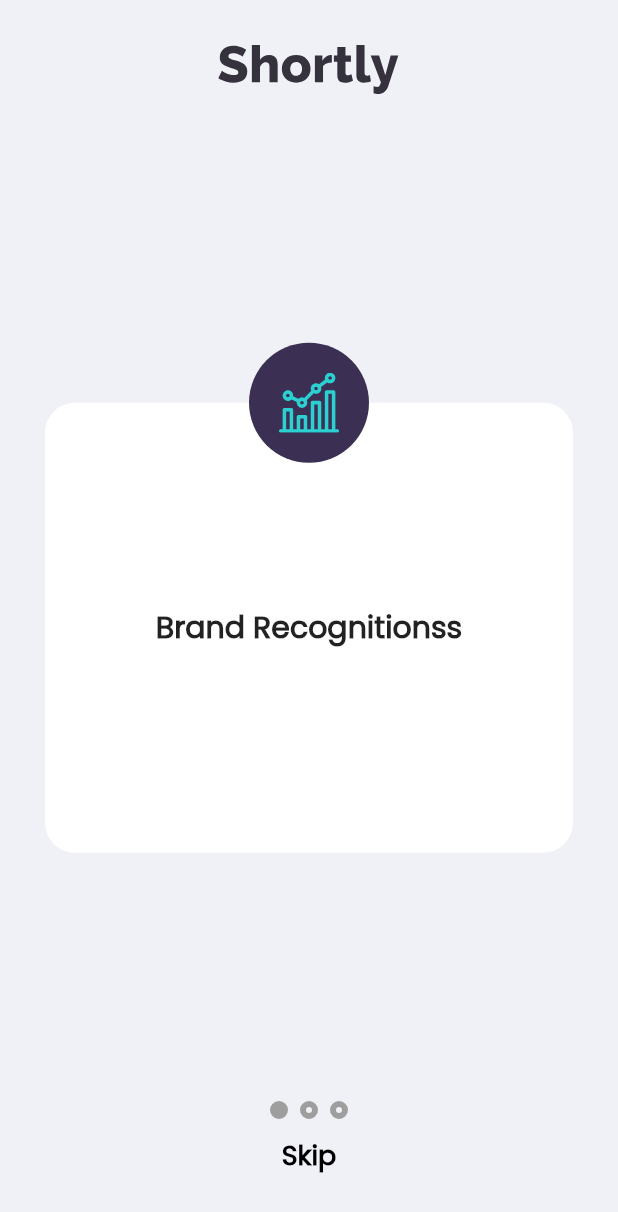
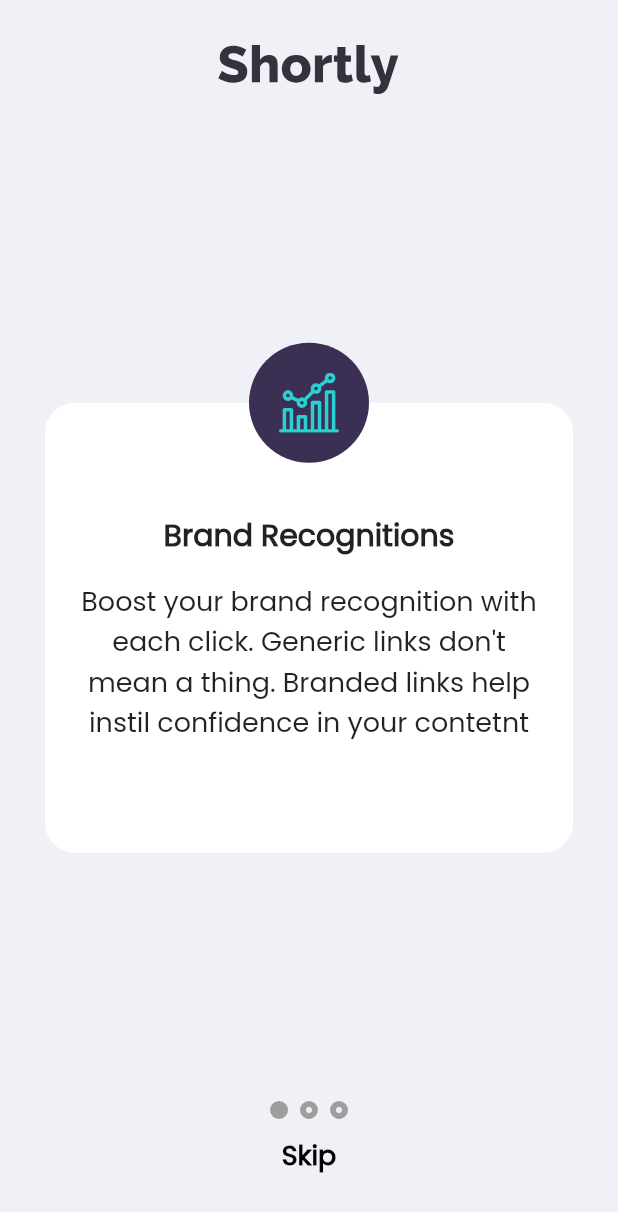
Before and after one commit to ItSNeverLate/Shortly, a Flutter app: the BenefitsScreen screen opened by its route, on a phone screen of 412 x 824 dp. Shown: the top 1212 px of the screen. Run offline on Flutter 3.47's test engine with Material 2 defaults, Android fonts, the phone set to English and light mode, and no system bars; drawn by our look-alikes of page_view_indicators; our stand-ins replace flutter_svg.

```diff
--- a/shortly/lib/components/page_tile.dart
+++ b/shortly/lib/components/page_tile.dart
@@ -29,6 +29,7 @@ class PageTile extends StatelessWidget {
                   color: Colors.white,
                   child: Container(
                     height: 300.0,
+                    padding: EdgeInsets.all(16.0),
                     width: double.infinity,
                     child: Column(
                       mainAxisAlignment: MainAxisAlignment.center,
@@ -39,6 +40,17 @@ class PageTile extends StatelessWidget {
                           style: TextStyle(
                             fontSize: 20.0,
                             fontWeight: FontWeight.w700,
+                          ),
+                        ),
+                        SizedBox(
+                          height: 15.0,
+                        ),
+                        Text(
+                          description,
+                          textAlign: TextAlign.center,
+                          style: TextStyle(
+                            fontSize: 18.0,
+                            fontWeight: FontWeight.w500,
                           ),
                         ),
                       ],
--- a/shortly/lib/main.dart
+++ b/shortly/lib/main.dart
@@ -20,7 +20,7 @@ class MyApp extends StatelessWidget {
         scaffoldBackgroundColor: Color(0xFFF0F1F6),
         fontFamily: 'Poppins',
       ),
-      initialRoute: BenefitsScreen.id,
+      initialRoute: MainScreen.id,
       routes: {
         StartScreen.id: (context) => StartScreen(),
         BenefitsScreen.id: (context) => BenefitsScreen(),
--- a/shortly/lib/screens/benefits_screen.dart
+++ b/shortly/lib/screens/benefits_screen.dart
@@ -26,16 +26,19 @@ class BenefitsScreen extends StatelessWidget {
                   scrollDirection: Axis.horizontal,
                   children: [
                     PageTile(
-                        title: 'Brand Recognitionss',
-                        description: 'description',
+                        title: 'Brand Recognitions',
+                        description:
+                            'Boost your brand recognition with each click. Generic links don\'t mean a thing. Branded links help instil confidence in your contetnt',
                         iconPath: 'images/diagram.svg'),
                     PageTile(
-                        title: 'Brand Recognitionss',
-                        description: 'description',
+                        title: 'Detailed Records',
+                        description:
+                            'Gain insights into who is clicking your links. Knowing when and where people engage with your content helps inform better decisions',
                         iconPath: 'images/gauge.svg'),
                     PageTile(
-                        title: 'Brand Recognitionss',
-                        description: 'description',
+                        title: 'Fully Customizable',
+                        description:
+                            'Improve brand awareness and content discoverability through customizable links, supercharging audience engagement',
                         iconPath: 'images/tools.svg'),
                   ],
                 ),
--- a/shortly/lib/screens/start_screen.dart
+++ b/shortly/lib/screens/start_screen.dart
@@ -38,7 +38,6 @@ class StartScreen extends StatelessWidget {
                 children: [
                   Text(
                     'More than just shorter links',
-                    softWrap: true,
                     textAlign: TextAlign.center,
                     style: TextStyle(
                       fontSize: 40.0,
@@ -50,7 +49,6 @@ class StartScreen extends StatelessWidget {
                   ),
                   Text(
                     'Build your brand\'s recognition and get detailed insights on how your links are performing',
-                    softWrap: true,
                     textAlign: TextAlign.center,
                     style: TextStyle(
                       fontSize: 20.0,
```
Also changed, not shown: shortly/lib/screens/main_screen.dart (+109 -2 lines).
